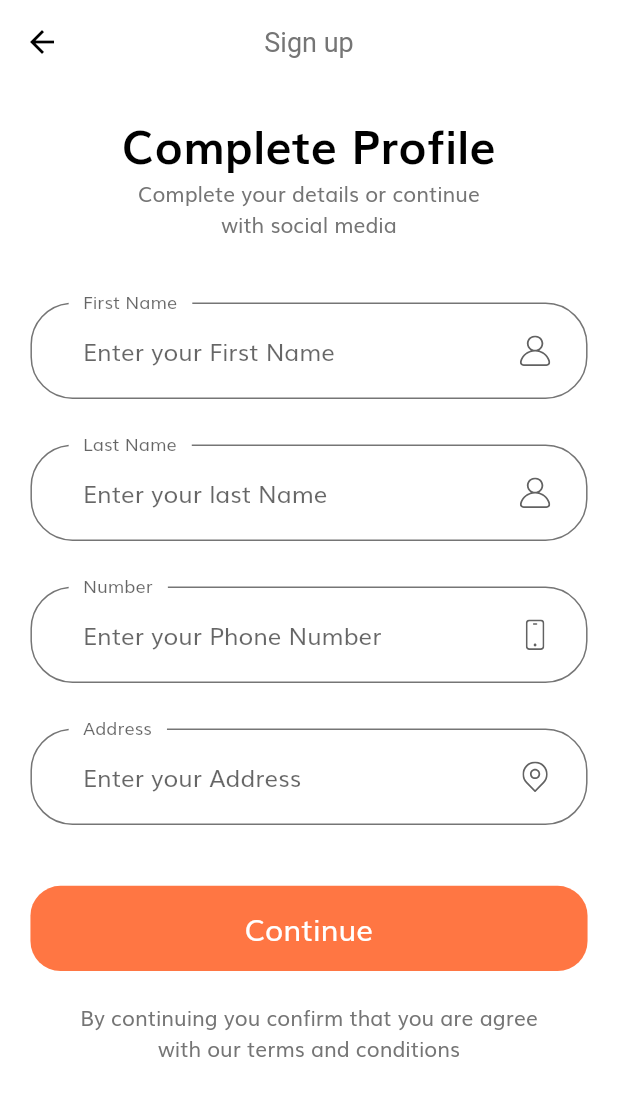
After one commit to imakb4r/marketplace_app, a Flutter app: the SignUpScreen screen opened by its route, after a tap on "Continue", on a phone screen of 412 x 824 dp. The commit adds this screen. Shown: the top 1096 px of the screen. Run offline on Flutter 3.47's test engine with Material 2 defaults, Android fonts, the phone set to English and light mode, and no system bars; our stand-ins replace flutter_svg.

Commit message:
Signup screen UI design

```diff
--- a/lib/constants.dart
+++ b/lib/constants.dart
@@ -30,7 +30,7 @@ const String kInvalidEmailError = "Please Enter Valid Email";
 const String kPassNullError = "Please Enter your password";
 const String kShortPassError = "Password is too short";
 const String kMatchPassError = "Passwords don't match";
-const String kNamelNullError = "Please Enter your name";
+const String kNameNullError = "Please Enter your name";
 const String kPhoneNumberNullError = "Please Enter your phone number";
 const String kAddressNullError = "Please Enter your address";
 
--- a/lib/routs.dart
+++ b/lib/routs.dart
@@ -1,12 +1,16 @@
 import 'package:flutter/widgets.dart';
+import 'package:marketplace_app/screens/complete_profile/complete_profile.dart';
 import 'package:marketplace_app/screens/forget_password/forget_password_screen.dart';
 import 'package:marketplace_app/screens/login_success/login_success_screen.dart';
 import 'package:marketplace_app/screens/sign_in_page/sign_in_page.dart';
+import 'package:marketplace_app/screens/sign_up/sign_up_screen.dart';
 import 'package:marketplace_app/screens/splash/splash_screen.dart';
 
 final Map<String, WidgetBuilder> routes = {
-  SplashScreen.routeName : (context) => SplashScreen(),
-  SignInScreen.routeName : (context) => SignInScreen(),
+  SplashScreen.routeName: (context) => SplashScreen(),
+  SignInScreen.routeName: (context) => SignInScreen(),
   ForgetPasswordScreen.routeName: (context) => ForgetPasswordScreen(),
-  LoginSuccessScreen.routeName:(context) => LoginSuccessScreen(),
+  LoginSuccessScreen.routeName: (context) => LoginSuccessScreen(),
+  SignUpScreen.routeName: (context) => SignUpScreen(),
+  CompleteProfileScreen.routeName:(context) => CompleteProfileScreen(),
 };
--- /dev/null
+++ b/lib/screens/complete_profile/complete_profile.dart
@@ -0,0 +1,17 @@
+import 'package:flutter/material.dart';
+import 'package:marketplace_app/screens/complete_profile/components/body.dart';
+
+class CompleteProfileScreen extends StatelessWidget {
+  const CompleteProfileScreen({Key? key}) : super(key: key);
+  static String routeName = '/complete_profile';
+  @override
+  Widget build(BuildContext context) {
+    return Scaffold(
+      appBar: AppBar(
+        centerTitle: true,
+        title: Text("Sign up"),
+      ),
+      body: CompleteProfileBody(),
+    );
+  }
+}
--- /dev/null
+++ b/lib/screens/complete_profile/components/body.dart
@@ -0,0 +1,42 @@
+import 'package:flutter/cupertino.dart';
+import 'package:flutter/material.dart';
+import 'package:marketplace_app/constants.dart';
+import 'package:marketplace_app/size_config.dart';
+import 'complete_profile_form.dart';
+
+class CompleteProfileBody extends StatelessWidget {
+  const CompleteProfileBody({Key? key}) : super(key: key);
+
+  @override
+  Widget build(BuildContext context) {
+    return SizedBox(
+      width: double.infinity,
+      child: Padding(
+        padding:
+            EdgeInsets.symmetric(horizontal: getProportionateScreenHeight(20)),
+        child: SingleChildScrollView(
+          child: Column(
+            children: [
+              SizedBox(height: SizeConfig.screenHeight * 0.02),
+              Text(
+                'Complete Profile',
+                style: headingStyle,
+              ),
+              Text(
+                'Complete your details or continue \nwith social media',
+                textAlign: TextAlign.center,
+              ),
+              SizedBox(height: SizeConfig.screenHeight * 0.03),
+              CompleteProfileForm(),
+              SizedBox(height: getProportionateScreenHeight(20)),
+              Text(
+                'By continuing you confirm that you are agree \nwith our terms and conditions',
+                textAlign: TextAlign.center,
+              )
+            ],
+          ),
+        ),
+      ),
+    );
+  }
+}
--- /dev/null
+++ b/lib/screens/complete_profile/components/complete_profile_form.dart
@@ -0,0 +1,219 @@
+import 'package:flutter/material.dart';
+
+import '../../../components/default_button.dart';
+import '../../../constants.dart';
+import '../../../form_error.dart';
+import '../../../size_config.dart';
+import '../../sign_in_page/components/suffix_icon.dart';
+
+class CompleteProfileForm extends StatefulWidget {
+  const CompleteProfileForm({Key? key}) : super(key: key);
+
+  @override
+  State<CompleteProfileForm> createState() => _CompleteProfileFormState();
+}
+
+class _CompleteProfileFormState extends State<CompleteProfileForm> {
+  final _formKey = GlobalKey<FormState>();
+  final List<String> errors = [];
+  String? firstName;
+  String? lastName;
+  String? phoneNumber;
+  String? address;
+
+  void addError({String? error}) {
+    if (!errors.contains(error)) {
+      setState(() {
+        errors.add(error!);
+      });
+    }
+  }
+
+  void removeError({String? error}) {
+    if (errors.contains(error)) {
+      setState(() {
+        errors.remove(error);
+      });
+    }
+  }
+
+  @override
+  Widget build(BuildContext context) {
+    return Form(
+      key: _formKey,
+      child: Column(
+        children: [
+          SizedBox(height: SizeConfig.screenHeight * 0.02),
+          buildFirstNameFormField(),
+          SizedBox(height: getProportionateScreenHeight(30)),
+          buildLastNameFormField(),
+          SizedBox(height: getProportionateScreenHeight(30)),
+          buildPhoneNumberFormField(),
+          SizedBox(height: getProportionateScreenHeight(30)),
+          buildAddressFormField(),
+          SizedBox(height: getProportionateScreenHeight(40)),
+          FormError(errors: errors),
+          DefaultButton(
+            text: "Continue",
+            press: () {
+              if (_formKey.currentState!.validate()) {
+                //goto OTP screen
+              }
+            },
+          ),
+        ],
+      ),
+    );
+  }
+
+  TextFormField buildAddressFormField() {
+    return TextFormField(
+      onSaved: (newValue) => address = newValue,
+      onChanged: (value) {
+        if (value.isNotEmpty) {
+          removeError(error: kAddressNullError);
+        }
+      },
+      validator: (value) {
+        if (value!.isEmpty) {
+          addError(error: kAddressNullError);
+          return '';
+        }
+        return null;
+      },
+      decoration: InputDecoration(
+        labelText: "Address",
+        hintText: "Enter your Address",
+        floatingLabelBehavior: FloatingLabelBehavior.always,
+        contentPadding: EdgeInsets.symmetric(
+          horizontal: 35,
+          vertical: 20,
+        ),
+        suffixIcon: SuffixICon(
+          svgIcon: 'assets/icons/Location point.svg',
+        ),
+        enabledBorder: OutlineInputBorder(
+          borderRadius: BorderRadius.circular(28),
+          borderSide: BorderSide(color: kTextColor),
+          gapPadding: 10,
+        ),
+        focusedBorder: OutlineInputBorder(
+          borderRadius: BorderRadius.circular(28),
+          borderSide: BorderSide(color: kTextColor),
+          gapPadding: 10,
+        ),
+      ),
+    );
+  }
+
+  TextFormField buildPhoneNumberFormField() {
+    return TextFormField(
+      keyboardType: TextInputType.number,
+      onSaved: (newValue) => phoneNumber = newValue,
+      onChanged: (value) {
+        if (value.isNotEmpty) {
+          removeError(error: kPhoneNumberNullError);
+        }
+        return null;
+      },
+      validator: (value) {
+        if (value!.isEmpty) {
+          addError(error: kPhoneNumberNullError);
+          return '';
+        }
+        return null;
+      },
+      decoration: InputDecoration(
+        labelText: "Number",
+        hintText: "Enter your Phone Number",
+        floatingLabelBehavior: FloatingLabelBehavior.always,
+        contentPadding: EdgeInsets.symmetric(
+          horizontal: 35,
+          vertical: 20,
+        ),
+        suffixIcon: SuffixICon(
+          svgIcon: 'assets/icons/Phone.svg',
+        ),
+        enabledBorder: OutlineInputBorder(
+          borderRadius: BorderRadius.circular(28),
+          borderSide: BorderSide(color: kTextColor),
+          gapPadding: 10,
+        ),
+        focusedBorder: OutlineInputBorder(
+          borderRadius: BorderRadius.circular(28),
+          borderSide: BorderSide(color: kTextColor),
+          gapPadding: 10,
+        ),
+      ),
+    );
+  }
+
+  TextFormField buildLastNameFormField() {
+    return TextFormField(
+      onSaved: (newValue) => lastName = newValue,
+      decoration: InputDecoration(
+        labelText: "Last Name",
+        hintText: "Enter your last Name",
+        floatingLabelBehavior: FloatingLabelBehavior.always,
+        contentPadding: EdgeInsets.symmetric(
+          horizontal: 35,
+          vertical: 20,
+        ),
+        suffixIcon: SuffixICon(
+          svgIcon: 'assets/icons/User.svg',
+        ),
+        enabledBorder: OutlineInputBorder(
+          borderRadius: BorderRadius.circular(28),
+          borderSide: BorderSide(color: kTextColor),
+          gapPadding: 10,
+        ),
+        focusedBorder: OutlineInputBorder(
+          borderRadius: BorderRadius.circular(28),
+          borderSide: BorderSide(color: kTextColor),
+          gapPadding: 10,
+        ),
+      ),
+    );
+  }
+
+  TextFormField buildFirstNameFormField() {
+    return TextFormField(
+      onSaved: (newValue) => firstName = newValue,
+      onChanged: (value) {
+        if (value.isNotEmpty) {
+          removeError(error: kNameNullError);
+        }
+        return null;
+      },
+      validator: (value) {
+        if (value!.isEmpty) {
+          addError(error: kNameNullError);
+          return '';
+        }
+        return null;
+      },
+      decoration: InputDecoration(
+        labelText: "First Name",
+        hintText: "Enter your First Name",
+        floatingLabelBehavior: FloatingLabelBehavior.always,
+        contentPadding: EdgeInsets.symmetric(
+          horizontal: 35,
+          vertical: 20,
+        ),
+        suffixIcon: SuffixICon(
+          svgIcon: 'assets/icons/User.svg',
+        ),
+        enabledBorder: OutlineInputBorder(
+          borderRadius: BorderRadius.circular(28),
+          borderSide: BorderSide(color: kTextColor),
+          gapPadding: 10,
+        ),
+        focusedBorder: OutlineInputBorder(
+          borderRadius: BorderRadius.circular(28),
+          borderSide: BorderSide(color: kTextColor),
+          gapPadding: 10,
+        ),
+      ),
+    );
+  }
+}
--- a/lib/screens/login_success/login_success_screen.dart
+++ b/lib/screens/login_success/login_success_screen.dart
@@ -3,7 +3,7 @@ import 'package:marketplace_app/screens/login_success/components/body.dart';
 
 class LoginSuccessScreen extends StatelessWidget {
   const LoginSuccessScreen({Key? key}) : super(key: key);
-  static String routeName = 'login_success';
+  static String routeName = '/login_success';
 
   @override
   Widget build(BuildContext context) {
--- /dev/null
+++ b/lib/screens/sign_up/components/sign_up_body.dart
@@ -0,0 +1,64 @@
+import 'dart:math';
+
+import 'package:flutter/cupertino.dart';
+import 'package:flutter/material.dart';
+import 'package:flutter/src/foundation/key.dart';
+import 'package:flutter/src/widgets/framework.dart';
+import 'package:marketplace_app/components/default_button.dart';
+import 'package:marketplace_app/constants.dart';
+import 'package:marketplace_app/form_error.dart';
+import 'package:marketplace_app/size_config.dart';
+import '../../../components/social_card.dart';
+import '../../sign_in_page/components/suffix_icon.dart';
+import 'sign_up_form.dart';
+
+class SignUpScreenBody extends StatelessWidget {
+  const SignUpScreenBody({Key? key}) : super(key: key);
+
+  @override
+  Widget build(BuildContext context) {
+    return SizedBox(
+      width: double.infinity,
+      child: SingleChildScrollView(
+        child: Column(
+          children: [
+            SizedBox(height: SizeConfig.screenHeight * 0.02),
+            Text(
+              "Register Account",
+              style: headingStyle,
+            ),
+            Text(
+              'Enter you details or continue \n with your social media',
+              textAlign: TextAlign.center,
+            ),
+            SizedBox(height: SizeConfig.screenHeight * 0.07),
+            SignUpForm(),
+            SizedBox(height: SizeConfig.screenHeight * 0.07),
+            Row(
+              mainAxisAlignment: MainAxisAlignment.center,
+              children: [
+                SocialCard(
+                  icon: 'assets/icons/facebook-2.svg',
+                  press: () {},
+                ),
+                SocialCard(
+                  icon: 'assets/icons/google-icon.svg',
+                  press: () {},
+                ),
+                SocialCard(
+                  icon: 'assets/icons/twitter.svg',
+                  press: () {},
+                ),
+              ],
+            ),
+            SizedBox(height: getProportionateScreenHeight(20)),
+            Text(
+              "By continuing you confirms that  \nwith our terms and conditions",
+              textAlign: TextAlign.center,
+            )
+          ],
+        ),
+      ),
+    );
+  }
+}
--- /dev/null
+++ b/lib/screens/sign_up/components/sign_up_form.dart
@@ -0,0 +1,171 @@
+import 'package:flutter/material.dart';
+import 'package:marketplace_app/screens/complete_profile/complete_profile.dart';
+
+import '../../../components/default_button.dart';
+import '../../../constants.dart';
+import '../../../form_error.dart';
+import '../../../size_config.dart';
+import '../../sign_in_page/components/suffix_icon.dart';
+
+class SignUpForm extends StatefulWidget {
+  const SignUpForm({Key? key}) : super(key: key);
+
+  @override
+  State<SignUpForm> createState() => _SignUpFormState();
+}
+
+class _SignUpFormState extends State<SignUpForm> {
+  final _formKey = GlobalKey<FormState>();
+  String? email;
+  String? password;
+  String? confirm_password;
+  bool remember = false;
+  final List<String> errors = [];
+
+  void addError({String? error}) {
+    if (!errors.contains(error)) {
+      setState(() {
+        errors.add(error!);
+      });
+    }
+  }
+
+  void removeError({String? error}) {
+    if (errors.contains(error)) {
+      setState(() {
+        errors.remove(error);
+      });
+    }
+  }
+
+  @override
+  Widget build(BuildContext context) {
+    return Padding(
+      padding:
+          EdgeInsets.symmetric(horizontal: getProportionateScreenWidth(20)),
+      child: SingleChildScrollView(
+        child: Column(
+          key: _formKey,
+          children: [
+            buildEmailFormField(),
+            SizedBox(height: getProportionateScreenHeight(30)),
+            buildPasswordField(),
+            SizedBox(height: getProportionateScreenHeight(30)),
+            buildConfirmPasswordField(),
+            FormError(errors: errors),
+            SizedBox(height: getProportionateScreenHeight(30)),
+            DefaultButton(
+              text: "Continue",
+              press: () {
+                Navigator.pushNamed(context, CompleteProfileScreen.routeName);
+                // if (_formKey.currentState!.validate()) {
+                //   _formKey.currentState!.save();
+                //   //Goto profile page
+                // }
+              },
+            ),
+          ],
+        ),
+      ),
+    );
+  }
+
+  TextFormField buildConfirmPasswordField() {
+    return TextFormField(
+      obscureText: true,
+      onSaved: (newValue) => confirm_password = newValue,
+      onChanged: (value) {
+        if (value.isNotEmpty) {
+          removeError(error: kPassNullError);
+        } else if (value.isNotEmpty && password == confirm_password) {
+          removeError(error: kMatchPassError);
+        }
+        confirm_password = value;
+      },
+      validator: (value) {
+        if (value!.isEmpty) {
+          addError(error: kPassNullError);
+          return "";
+        } else if ((password != value)) {
+          addError(error: kMatchPassError);
+          return "";
+        }
+        return null;
+      },
+      decoration: InputDecoration(
+        labelText: "Confirm Password",
+        hintText: "Re-enter your password",
+        // If  you are using latest version of flutter then lable text and hint text shown like this
+        // if you r using flutter less then 1.20.* then maybe this is not working properly
+        floatingLabelBehavior: FloatingLabelBehavior.always,
+        suffixIcon: SuffixICon(svgIcon: "assets/icons/Lock.svg"),
+      ),
+    );
+  }
+
+  TextFormField buildPasswordField() {
+    return TextFormField(
+      obscureText: true,
+      onSaved: (newValue) => password = newValue,
+      onChanged: (value) {
+        if (value.isNotEmpty) {
+          removeError(error: kPassNullError);
+        } else if (value.length >= 8) {
+          removeError(error: kShortPassError);
+        }
+        password = value;
+      },
+      validator: (value) {
+        if (value!.isEmpty) {
+          addError(error: kPassNullError);
+          return "";
+        } else if (value.length < 8) {
+          addError(error: kShortPassError);
+          return "";
+        }
+        return null;
+      },
+      decoration: InputDecoration(
+        labelText: "Password",
+        hintText: "Enter your password",
+        // If  you are using latest version of flutter then lable text and hint text shown like this
+        // if you r using flutter less then 1.20.* then maybe this is not working properly
+        floatingLabelBehavior: FloatingLabelBehavior.always,
+        suffixIcon: SuffixICon(svgIcon: "assets/icons/Lock.svg"),
+      ),
+    );
+  }
+
+  TextFormField buildEmailFormField() {
+    return TextFormField(
+      keyboardType: TextInputType.emailAddress,
+      onSaved: (newValue) => email = newValue,
+      onChanged: (value) {
+        if (value.isNotEmpty) {
+          removeError(error: kEmailNullError);
+        } else if (emailValidatorRegExp.hasMatch(value)) {
+          removeError(error: kInvalidEmailError);
+        }
+        return null;
+      },
+      validator: (value) {
+        if (value!.isEmpty) {
+          addError(error: kEmailNullError);
+          return "";
+        } else if (!emailValidatorRegExp.hasMatch(value)) {
+          addError(error: kInvalidEmailError);
+          return "";
+        }
+        return null;
+      },
+      decoration: InputDecoration(
+        labelText: "Email",
+        hintText: "Enter your email",
+        // If  you are using latest version of flutter then lable text and hint text shown like this
+        // if you r using flutter less then 1.20.* then maybe this is not working properly
+        floatingLabelBehavior: FloatingLabelBehavior.always,
+        suffixIcon: SuffixICon(svgIcon: "assets/icons/Mail.svg"),
+      ),
+    );
+  }
+}
--- /dev/null
+++ b/lib/screens/sign_up/sign_up_screen.dart
@@ -0,0 +1,17 @@
+import 'package:flutter/material.dart';
+import 'package:marketplace_app/screens/sign_up/components/sign_up_body.dart';
+
+class SignUpScreen extends StatelessWidget {
+  const SignUpScreen({Key? key}) : super(key: key);
+  static String routeName = '/sign_up';
+  @override
+  Widget build(BuildContext context) {
+    return Scaffold(
+      appBar: AppBar(
+        centerTitle: true,
+        title: Text("Sign Up"),
+      ),
+      body: SignUpScreenBody(),
+    );
+  }
+}
```
Also changed, not shown: lib/components/no_account_text.dart (+9 -5 lines).
